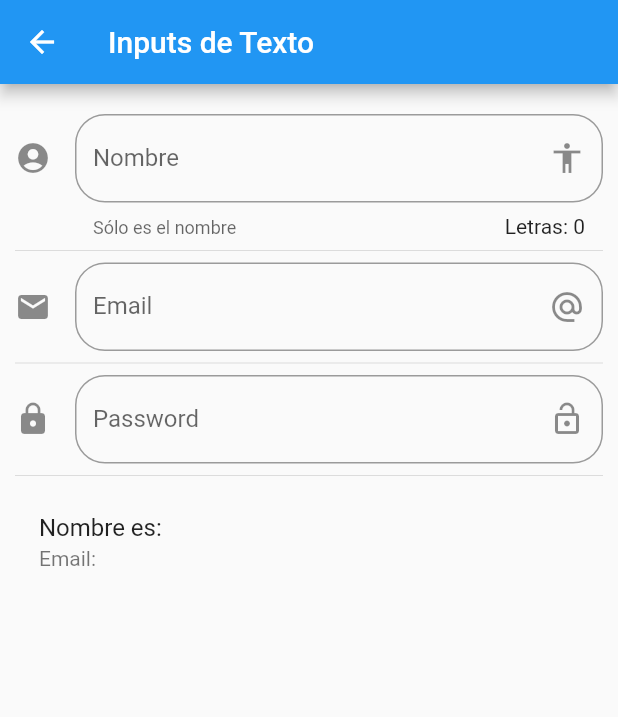
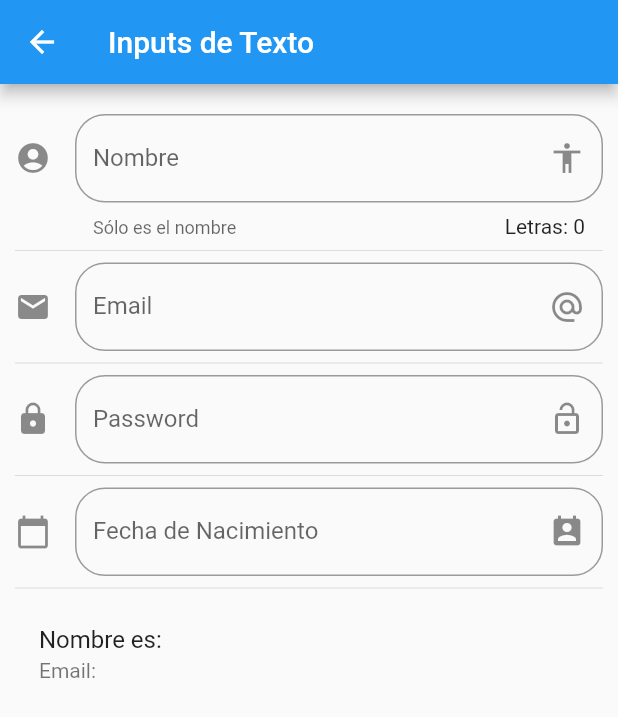
Before and after one commit to JoseCima/componentes, a Flutter app: the InputPage screen opened by its route, on a phone screen of 412 x 824 dp. Shown: the top 717 px of the screen. Run offline on Flutter 3.47's test engine with Material 2 defaults, Android fonts, the phone set to English and light mode, and no system bars.

Commit message:
datePicker

```diff
--- a/lib/src/pages/input_page.dart
+++ b/lib/src/pages/input_page.dart
@@ -11,6 +11,9 @@ class _InputPageState extends State<InputPage> {
 
    String _nombre = '';
    String _email = '';
+   String _fecha = '';
+
+   TextEditingController _dateController =  new TextEditingController();
 
   @override
   Widget build(BuildContext context) {
@@ -26,6 +29,8 @@ class _InputPageState extends State<InputPage> {
           _crearEmail(),
           Divider(),
           _crearPassword(),
+          Divider(),
+          _crearFecha(context),
           Divider(),
           _crearPersona()
 
@@ -63,6 +68,52 @@ class _InputPageState extends State<InputPage> {
 
 
   }
+
+
+  Widget _crearFecha(BuildContext){
+     return TextField(
+      enableInteractiveSelection: false,
+      controller: _dateController,
+      decoration: InputDecoration(
+
+        border: OutlineInputBorder(
+          borderRadius: BorderRadius.circular(20.0)
+        ),
+
+
+        hintText: 'Fecha de Nacimiento',
+        labelText: 'Fecha de Nacimiento',
+        suffixIcon: Icon(Icons.perm_contact_calendar),
+        icon: Icon(Icons.calendar_today),
+
+
+
+      ),
+     onTap: (){
+
+       FocusScope.of(context).requestFocus(new FocusNode());
+       _selectDate(context);
+     },
+    );
+  }
+
+
+    _selectDate(BuildContext context) async {
+      DateTime? picked = await showDatePicker(
+        context: context,
+        initialDate: new DateTime.now(),
+        firstDate: new DateTime(2018),
+        lastDate: new DateTime(2025),
+
+      );
+
+      if(picked != null){
+        setState(() {
+          _fecha = picked.toString();
+          _dateController.text = _fecha;
+        });
+      }
+    }
 
   _crearPersona() {
     return ListTile(
@@ -127,4 +178,6 @@ class _InputPageState extends State<InputPage> {
       },
     );
   }
+
+
 }
```
